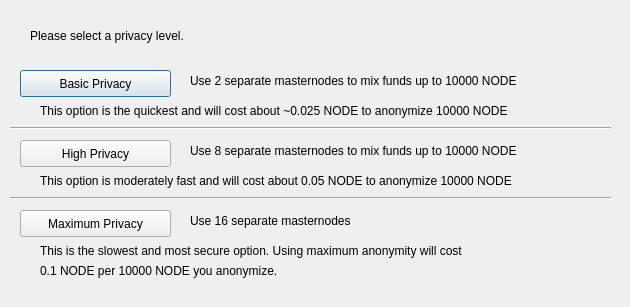
zeronode-project/zeronode, file src/qt/forms/obfuscationconfig.ui: the form before one commit.
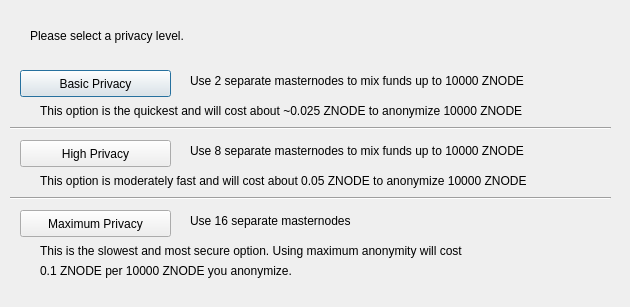
The form after the commit.

The edit to the form file:
```diff
--- a/src/qt/forms/obfuscationconfig.ui
+++ b/src/qt/forms/obfuscationconfig.ui
@@ -75,7 +75,7 @@
     </rect>
    </property>
    <property name="text">
-    <string>Use 2 separate masternodes to mix funds up to 10000 NODE</string>
+    <string>Use 2 separate masternodes to mix funds up to 10000 ZNODE</string>
    </property>
   </widget>
   <widget class="QLabel" name="label_3">
@@ -88,7 +88,7 @@
     </rect>
    </property>
    <property name="text">
-    <string>Use 8 separate masternodes to mix funds up to 10000 NODE</string>
+    <string>Use 8 separate masternodes to mix funds up to 10000 ZNODE</string>
    </property>
   </widget>
   <widget class="QLabel" name="label_4">
@@ -114,7 +114,7 @@
     </rect>
    </property>
    <property name="text">
-    <string>This option is the quickest and will cost about ~0.025 NODE to anonymize 10000 NODE</string>
+    <string>This option is the quickest and will cost about ~0.025 ZNODE to anonymize 10000 ZNODE</string>
    </property>
   </widget>
   <widget class="QLabel" name="label_7">
@@ -127,7 +127,7 @@
     </rect>
    </property>
    <property name="text">
-    <string>This option is moderately fast and will cost about 0.05 NODE to anonymize 10000 NODE</string>
+    <string>This option is moderately fast and will cost about 0.05 ZNODE to anonymize 10000 ZNODE</string>
    </property>
   </widget>
   <widget class="QLabel" name="label_8">
@@ -153,7 +153,7 @@
     </rect>
    </property>
    <property name="text">
-    <string>0.1 NODE per 10000 NODE you anonymize.</string>
+    <string>0.1 ZNODE per 10000 ZNODE you anonymize.</string>
    </property>
   </widget>
   <widget class="Line" name="line">
```
